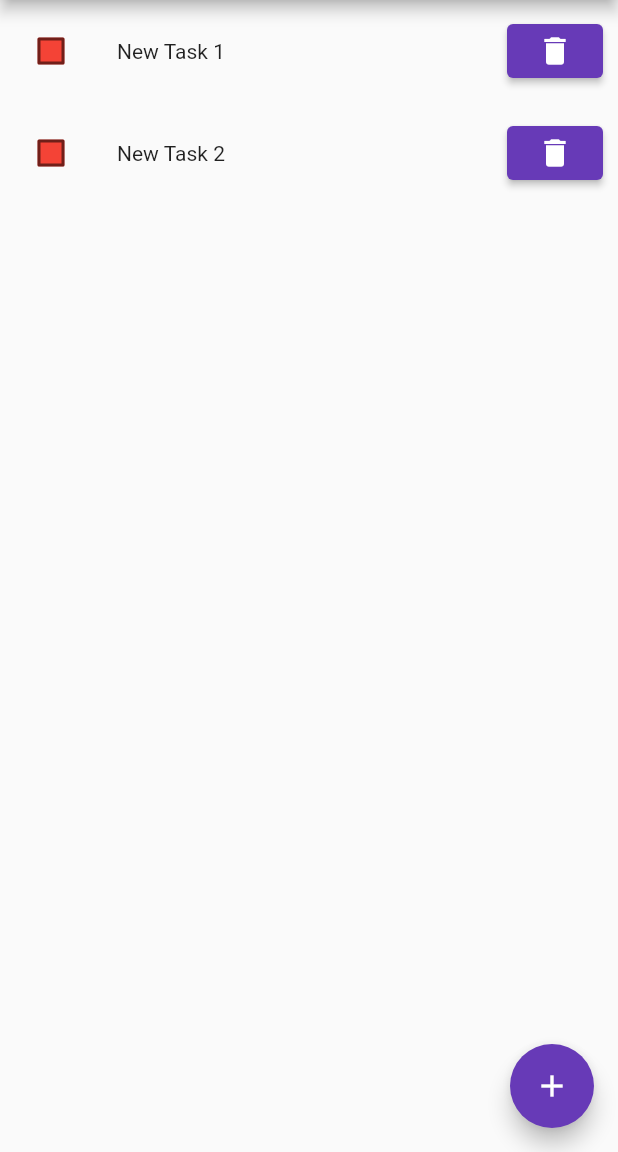
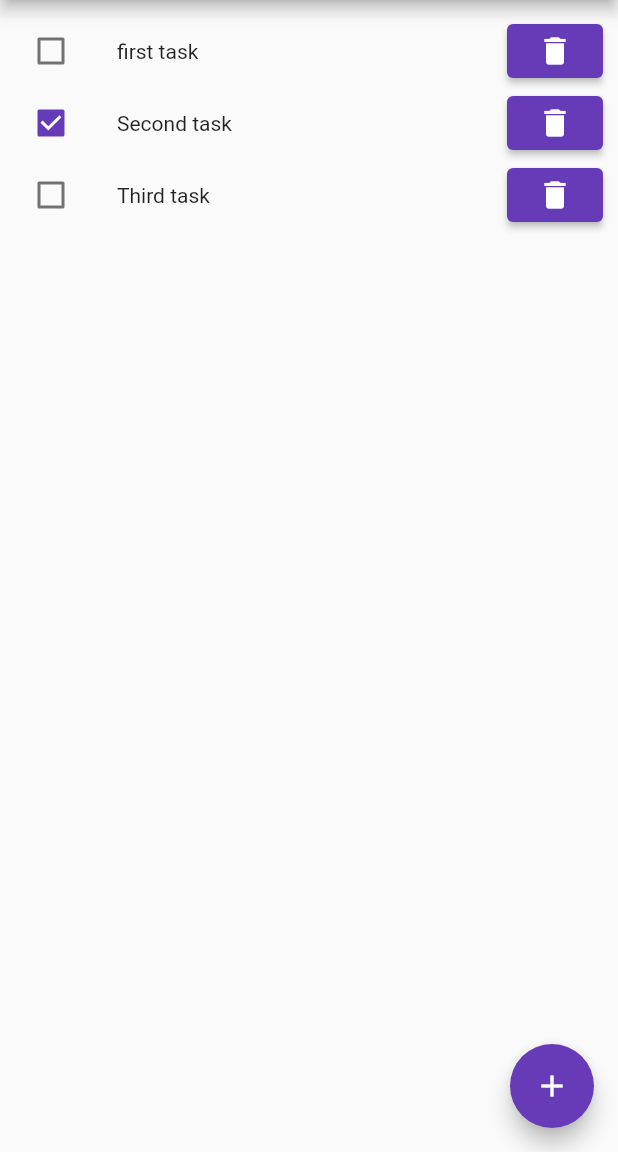
Before and after one commit to ashmin57/todoApp, a Flutter app: the screen it shows after launch, on a phone screen of 412 x 824 dp, the part 84-1236 px from its top. Run offline on Flutter 3.47's test engine with Material 2 defaults, Android fonts, the phone set to English and light mode, and no system bars.

Commit message:
todo model created, todo display in list view

```diff
--- a/lib/home_page.dart
+++ b/lib/home_page.dart
@@ -1,4 +1,7 @@
 import 'package:flutter/material.dart';
+
+import 'model/todo.dart';
+import 'todo_tile.dart';
 
 class HomePage extends StatefulWidget {
   const HomePage({super.key});
@@ -37,79 +40,13 @@ class _HomePageState extends State<HomePage> {
       ),
       body: Padding(
         padding: const EdgeInsets.all(10),
-        child: Column(
-          mainAxisAlignment: MainAxisAlignment.start,
-          children: [
-            Row(
-              children: [
-                Checkbox(
-                  checkColor: Colors.white,
-                  fillColor: MaterialStateProperty.resolveWith(getColor),
-                  value: isChecked,
-                  onChanged: (bool? value) {
-                    setState(() {
-                      isChecked = value!;
-                    });
-                  },
-                ),
-                const SizedBox(
-                  width: 20,
-                ),
-                const Text("New Task 1"),
-                // const SizedBox(
-                //   width: 20,
-                // ),
-                const Spacer(),
-                ElevatedButton(
-                  onPressed: () {},
-                  child: Row(
-                    mainAxisAlignment: MainAxisAlignment.end,
-                    children: const [
-                      Icon(
-                        Icons.delete,
-                      ),
-                    ],
-                  ),
-                ),
-              ],
-            ),
-            const SizedBox(
-              height: 20,
-            ),
-            Row(
-              children: [
-                Checkbox(
-                  checkColor: Colors.white,
-                  fillColor: MaterialStateProperty.resolveWith(getColor),
-                  value: isChecked,
-                  onChanged: (bool? value) {
-                    setState(() {
-                      isChecked = value!;
-                    });
-                  },
-                ),
-                const SizedBox(
-                  width: 20,
-                ),
-                const Text("New Task 2"),
-                // const SizedBox(
-                //   width: 20,
-                // ),
-                const Spacer(),
-                ElevatedButton(
-                  onPressed: () {},
-                  child: Row(
-                    mainAxisAlignment: MainAxisAlignment.end,
-                    children: const [
-                      Icon(
-                        Icons.delete,
-                      ),
-                    ],
-                  ),
-                ),
-              ],
-            ),
-          ],
+        child: ListView.builder(
+          itemCount: todos.length,
+          itemBuilder: (context, index) {
+            return TodoTile(
+              todo: todos[index],
+            );
+          },
         ),
       ),
       floatingActionButton: FloatingActionButton(
--- /dev/null
+++ b/lib/model/todo.dart
@@ -0,0 +1,29 @@
+class Todo {
+  final int id;
+  final String title;
+  final bool isCompleted;
+
+  Todo({
+    required this.id,
+    required this.title,
+    required this.isCompleted,
+  });
+}
+
+List<Todo> todos = [
+  Todo(
+    id: 1,
+    title: 'first task',
+    isCompleted: false,
+  ),
+  Todo(
+    id: 2,
+    title: 'Second task',
+    isCompleted: true,
+  ),
+  Todo(
+    id: 3,
+    title: 'Third task',
+    isCompleted: false,
+  ),
+];
--- /dev/null
+++ b/lib/todo_tile.dart
@@ -0,0 +1,45 @@
+import 'package:flutter/material.dart';
+
+import 'model/todo.dart';
+
+class TodoTile extends StatelessWidget {
+  const TodoTile({
+    super.key,
+    required this.todo,
+  });
+
+  final Todo todo;
+  @override
+  Widget build(BuildContext context) {
+    return Row(
+      children: [
+        Checkbox(
+          value: todo.isCompleted,
+          onChanged: (value) {},
+        ),
+        const SizedBox(
+          width: 20,
+        ),
+        Text(todo.title),
+        // const SizedBox(
+        //   width: 20,
+        // ),
+        const Spacer(),
+        ElevatedButton(
+          onPressed: () {},
+          child: Row(
+            mainAxisAlignment: MainAxisAlignment.end,
+            children: const [
+              Icon(
+                Icons.delete,
+              ),
+            ],
+          ),
+        ),
+        const SizedBox(
+          height: 20,
+        )
+      ],
+    );
+  }
+}
```
